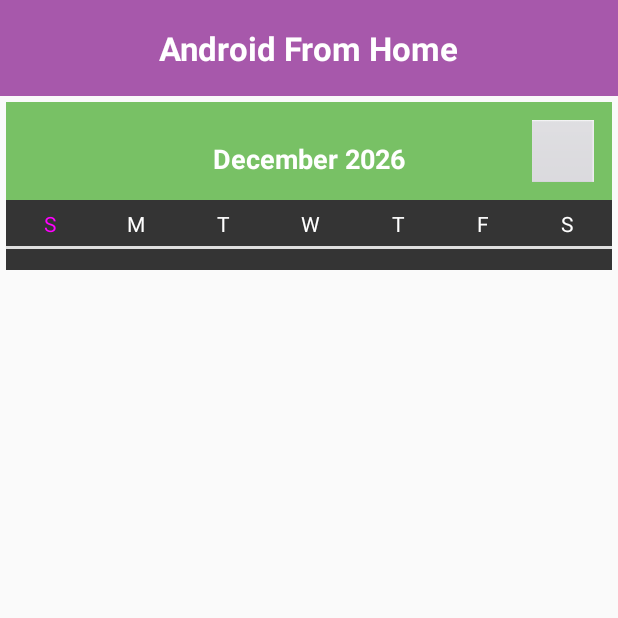
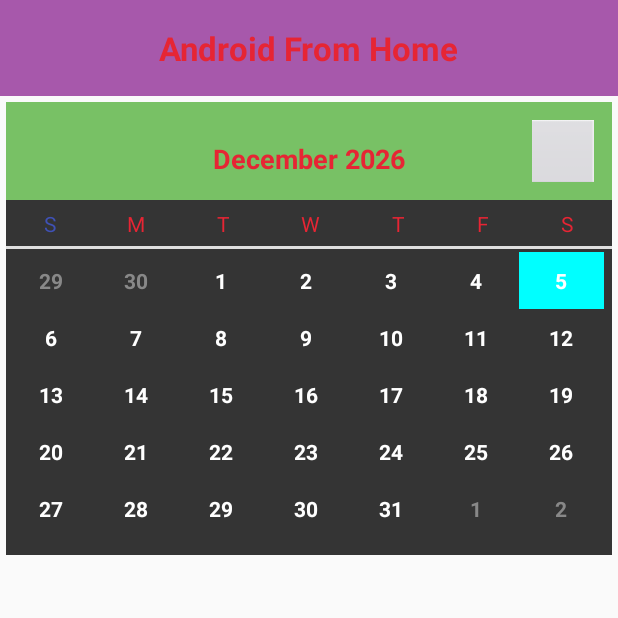
Before and after one commit to 2015058177/study, an Android app: the CalendarActvity screen opened directly, with no data from a screen before it, on a phone screen of 412 x 824 dp, the top half of it. Run offline under Robolectric (Android 15) with nearby library versions, the phone set to English and light mode, and no system bars.

Commit message:
calendar example runnable version is done

```diff
--- a/app/src/main/java/com/example/user/androidstudy/week10/AndroidListAdapter.java
+++ b/app/src/main/java/com/example/user/androidstudy/week10/AndroidListAdapter.java
@@ -45,10 +45,7 @@ public class AndroidListAdapter extends ArrayAdapter<CalendarCollection> {
             viewHolder.tv_date = (TextView) convertView.findViewById(R.id.tv_date);
             viewHolder.tv_event = (TextView) convertView.findViewById(R.id.tv_event);
 
-
             convertView.setTag(viewHolder);
-
-
         } else {
             viewHolder = (ViewHolder) convertView.getTag();
         }
--- a/app/src/main/java/com/example/user/androidstudy/week10/CalendarAdapter.java
+++ b/app/src/main/java/com/example/user/androidstudy/week10/CalendarAdapter.java
@@ -5,11 +5,15 @@ import android.app.AlertDialog;
 import android.content.Context;
 import android.content.DialogInterface;
 import android.graphics.Color;
-import android.icu.text.DateFormat;
-import android.icu.text.SimpleDateFormat;
+
+import java.text.DateFormat;
+import java.text.SimpleDateFormat;
+import java.util.Calendar;
+import java.util.Date;
 import java.util.GregorianCalendar;
 import android.os.Build;
 import android.support.annotation.RequiresApi;
+import android.util.Log;
 import android.view.LayoutInflater;
 import android.view.View;
 import android.view.ViewGroup;
@@ -30,13 +34,13 @@ import java.util.Locale;
 public class CalendarAdapter extends BaseAdapter {
     private Context context;
 
-    private GregorianCalendar month;
-    public GregorianCalendar pmonth;
+    private Calendar month = Calendar.getInstance();
+    public Calendar pmonth = Calendar.getInstance();
     /**
      * calendar instance for previous month for getting complete view
      */
-    public GregorianCalendar pmonthmaxset;
-    private GregorianCalendar selectedDate;
+    public Calendar pmonthmaxset = Calendar.getInstance();
+    private Calendar selectedDate = Calendar.getInstance();
     int firstDay;
     int maxWeeknumber;
     int maxP;
@@ -47,13 +51,12 @@ public class CalendarAdapter extends BaseAdapter {
     String itemvalue, curentDateString;
     DateFormat df;
 
-    private ArrayList<String> items;
-    public static List<String> day_string;
+    private ArrayList<String> items = new ArrayList<>();
+    public static List<String> day_string=new ArrayList<>();
     private View previousView;
     public ArrayList<CalendarCollection>  date_collection_arr;
 
-    @RequiresApi(api = Build.VERSION_CODES.N)
-    public CalendarAdapter(Context context, GregorianCalendar monthCalendar, ArrayList<CalendarCollection> date_collection_arr) {
+    public CalendarAdapter(Context context, Calendar monthCalendar, ArrayList<CalendarCollection> date_collection_arr) {
         this.date_collection_arr=date_collection_arr;
         CalendarAdapter.day_string = new ArrayList<String>();
         Locale.setDefault(Locale.US);
@@ -69,11 +72,8 @@ public class CalendarAdapter extends BaseAdapter {
 
     }
 
-    public CalendarAdapter(CalendarActvity context, GregorianCalendar cal_month, ArrayList<CalendarCollection> date_collection_arr) {
-    }
-
     public void setItems(ArrayList<String> items) {
-
+        this.items = items;
     }
 
     public int getCount() {
@@ -179,7 +179,6 @@ public class CalendarAdapter extends BaseAdapter {
         return view;
     }
 
-    @RequiresApi(api = Build.VERSION_CODES.N)
     public void refreshDays() {
         // clear items
         items.clear();
@@ -209,14 +208,14 @@ public class CalendarAdapter extends BaseAdapter {
          */
         for (int n = 0; n < mnthlength; n++) {
 
-            itemvalue = df.format(pmonthmaxset.getTime());
+            Date date = pmonthmaxset.getTime();
+            itemvalue = df.format(date);
             pmonthmaxset.add(GregorianCalendar.DATE, 1);
             day_string.add(itemvalue);
 
         }
     }
 
-    @RequiresApi(api = Build.VERSION_CODES.N)
     private int getMaxP() {
         int maxP;
         if (month.get(GregorianCalendar.MONTH) == month
@@ -252,11 +251,7 @@ public class CalendarAdapter extends BaseAdapter {
                     txt.setTextColor(Color.WHITE);
                 }
             }}
-
-
-
     }
-
 
     public void getPositionList(String date,final Activity act){
 
--- a/app/src/main/java/com/example/user/androidstudy/week10/CalendarCollection.java
+++ b/app/src/main/java/com/example/user/androidstudy/week10/CalendarCollection.java
@@ -10,7 +10,7 @@ public class CalendarCollection {
     public String date="";
     public String event_message="";
 
-    public static ArrayList<CalendarCollection> date_collection_arr;
+    public static ArrayList<CalendarCollection> date_collection_arr = new ArrayList<>();
     public CalendarCollection(String date,String event_message){
 
         this.date=date;
--- a/app/src/main/res/layout/activity_calendar.xml
+++ b/app/src/main/res/layout/activity_calendar.xml
@@ -22,7 +22,7 @@
             android:layout_height="wrap_content"
             android:padding="2dp"
             android:text="Android From Home"
-            android:textColor="#ffffff"
+            android:textColor="@color/color_w"
             android:textSize="22dp"
             android:textStyle="bold" />
     </LinearLayout>
@@ -53,7 +53,7 @@
                     android:layout_height="wrap_content"
                     android:layout_gravity="center"
                     android:layout_margin="2dp"
-                    android:background="#ffffff" />
+                    android:background="@color/color_w" />
 
             </FrameLayout>
 
@@ -67,11 +67,11 @@
                     android:layout_width="wrap_content"
                     android:layout_height="wrap_content"
                     android:layout_gravity="center"
-                    android:layout_marginTop="5dip"
+                    android:layout_marginTop="5dp"
                     android:gravity="center"
                     android:text="January"
-                    android:textColor="#ffffff"
-                    android:textSize="18dip"
+                    android:textColor="@color/color_w"
+                    android:textSize="18dp"
                     android:textStyle="bold" />
 
             </FrameLayout>
@@ -106,7 +106,7 @@
                 android:layout_weight="1"
                 android:gravity="center"
                 android:text="S"
-                android:textColor="@drawable/list_item_background" />
+                android:textColor="@color/colorPrimary" />
 
             <TextView
                 android:id="@+id/TextView05"
@@ -115,7 +115,7 @@
                 android:layout_weight="1"
                 android:gravity="center"
                 android:text="M"
-                android:textColor="#ffffff" />
+                android:textColor="@color/color_w" />
 
             <TextView
                 android:id="@+id/TextView04"
@@ -124,7 +124,7 @@
                 android:layout_weight="1"
                 android:gravity="center"
                 android:text="T"
-                android:textColor="#ffffff" />
+                android:textColor="@color/color_w" />
 
             <TextView
                 android:id="@+id/TextView03"
@@ -133,7 +133,7 @@
                 android:layout_weight="1"
                 android:gravity="center"
                 android:text="W"
-                android:textColor="#ffffff" />
+                android:textColor="@color/color_w" />
 
             <TextView
                 android:id="@+id/TextView02"
@@ -142,7 +142,7 @@
                 android:layout_weight="1"
                 android:gravity="center"
                 android:text="T"
-                android:textColor="#ffffff" />
+                android:textColor="@color/color_w" />
 
             <TextView
                 android:id="@+id/TextView01"
@@ -151,7 +151,7 @@
                 android:layout_weight="1"
                 android:gravity="center"
                 android:text="F"
-                android:textColor="#ffffff" />
+                android:textColor="@color/color_w" />
 
             <TextView
                 android:id="@+id/textView1"
@@ -160,7 +160,7 @@
                 android:layout_weight="1"
                 android:gravity="center"
                 android:text="S"
-                android:textColor="#ffffff" />
+                android:textColor="@color/color_w" />
 
         </TableRow>
 
--- a/app/src/main/res/values/colors.xml
+++ b/app/src/main/res/values/colors.xml
@@ -3,4 +3,6 @@
     <color name="colorPrimary">#3F51B5</color>
     <color name="colorPrimaryDark">#303F9F</color>
     <color name="colorAccent">#FF4081</color>
+
+    <color name="color_w">#e62534</color>
 </resources>
```
Also changed, not shown: app/src/main/java/com/example/user/androidstudy/week10/ListViewActvity.java (+5 -8 lines).
